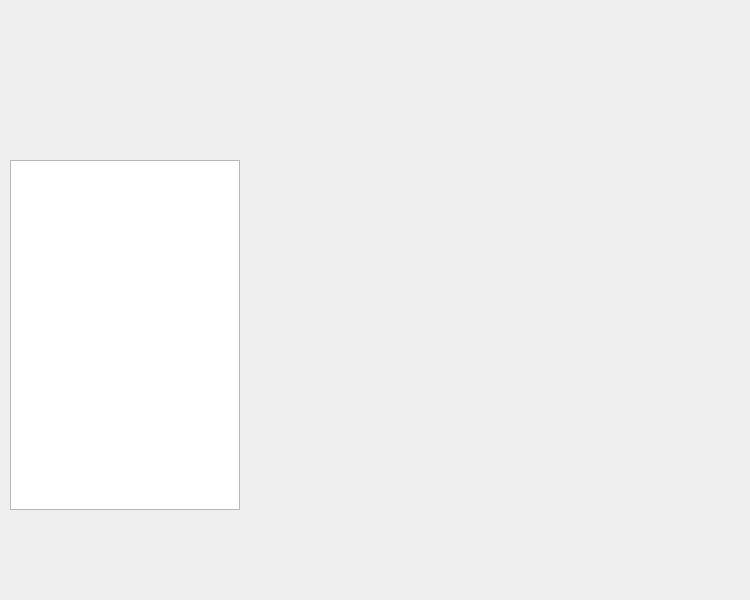
Before: the Qt Designer form widget.ui in Wasd96/TimeConsume, drawn with Qt 5.
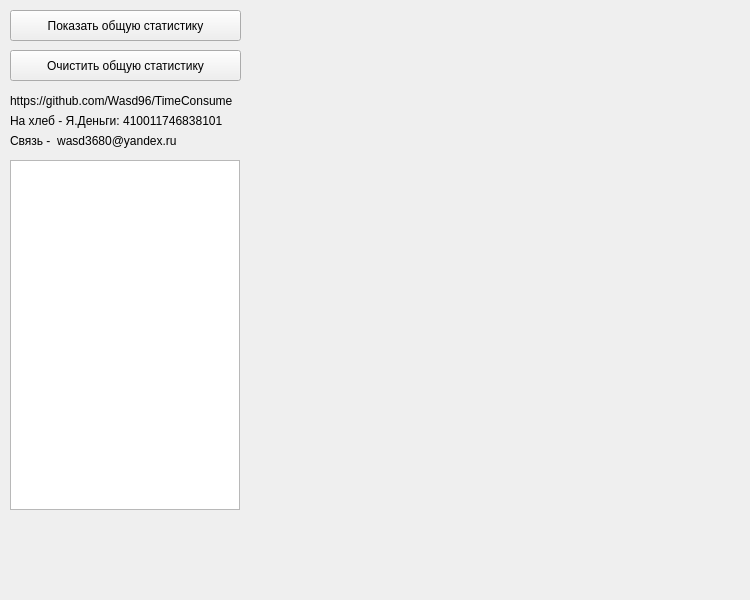
After: the same form once the commit is applied.

What changed in the file:
```diff
--- a/widget.ui
+++ b/widget.ui
@@ -29,6 +29,71 @@
     </rect>
    </property>
   </widget>
+  <widget class="QPushButton" name="stats">
+   <property name="geometry">
+    <rect>
+     <x>10</x>
+     <y>10</y>
+     <width>231</width>
+     <height>31</height>
+    </rect>
+   </property>
+   <property name="text">
+    <string>Показать общую статистику</string>
+   </property>
+  </widget>
+  <widget class="QPushButton" name="clear">
+   <property name="geometry">
+    <rect>
+     <x>10</x>
+     <y>50</y>
+     <width>231</width>
+     <height>31</height>
+    </rect>
+   </property>
+   <property name="text">
+    <string>Очистить общую статистику</string>
+   </property>
+  </widget>
+  <widget class="QLabel" name="label">
+   <property name="geometry">
+    <rect>
+     <x>10</x>
+     <y>90</y>
+     <width>231</width>
+     <height>21</height>
+    </rect>
+   </property>
+   <property name="text">
+    <string>https://github.com/Wasd96/TimeConsume</string>
+   </property>
+  </widget>
+  <widget class="QLabel" name="label_2">
+   <property name="geometry">
+    <rect>
+     <x>10</x>
+     <y>110</y>
+     <width>231</width>
+     <height>21</height>
+    </rect>
+   </property>
+   <property name="text">
+    <string>На хлеб - Я.Деньги: 410011746838101</string>
+   </property>
+  </widget>
+  <widget class="QLabel" name="label_3">
+   <property name="geometry">
+    <rect>
+     <x>10</x>
+     <y>130</y>
+     <width>231</width>
+     <height>21</height>
+    </rect>
+   </property>
+   <property name="text">
+    <string>Связь -  wasd3680@yandex.ru</string>
+   </property>
+  </widget>
  </widget>
  <layoutdefault spacing="6" margin="11"/>
  <resources/>
```
